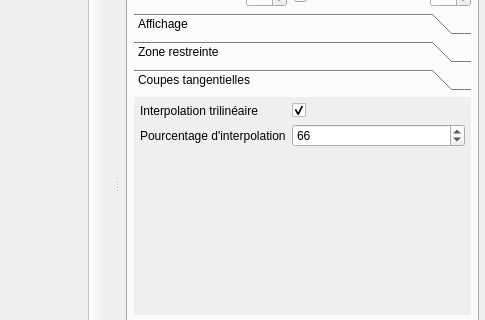
Before: the Qt Designer form ui/mainwindow.ui in akrah/TKDetection, drawn with Qt 5; both pictures show x 207 to 692 and y 103 to 423 of the 692 by 561 pixel window.
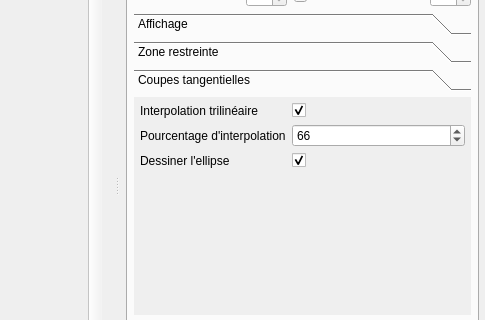
After: the same form once the commit is applied. The open tabs and pages were chosen to show the change. Custom widgets are drawn as their Qt base class.

Diff of the .ui file:
```diff
--- a/ui/mainwindow.ui
+++ b/ui/mainwindow.ui
@@ -883,6 +883,23 @@
                </property>
               </widget>
              </item>
+             <item row="2" column="0">
+              <widget class="QLabel" name="label_31">
+               <property name="text">
+                <string>Dessiner l'ellipse</string>
+               </property>
+              </widget>
+             </item>
+             <item row="2" column="1">
+              <widget class="QCheckBox" name="_checkTangentialDrawEllipses">
+               <property name="text">
+                <string/>
+               </property>
+               <property name="checked">
+                <bool>true</bool>
+               </property>
+              </widget>
+             </item>
             </layout>
            </widget>
           </widget>
```
Left out of the diff: 4 changed lines with no effect on the pictures.
